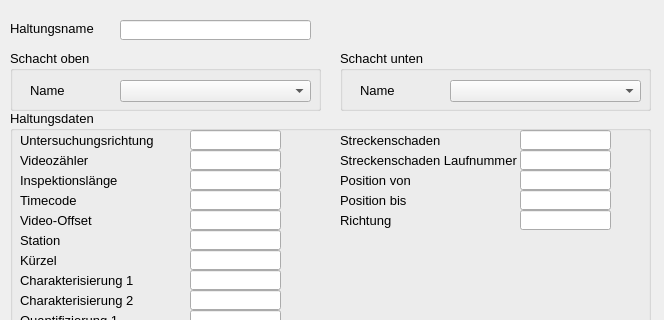
First picture: the form in qkan/forms/qkan_untersuchdat_haltung.ui, repository hoettges/QKan, before the edit; both pictures show x 0 to 664 and y 0 to 320 of the 664 by 560 pixel window.
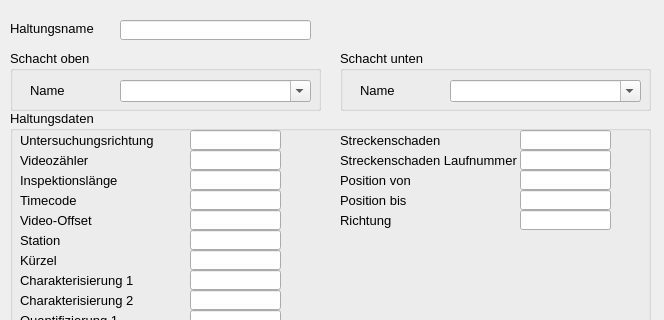
Second picture: the form after the edit. Custom widgets are drawn as their Qt base class.

The edit to the form file:
```diff
--- a/qkan/forms/qkan_untersuchdat_haltung.ui
+++ b/qkan/forms/qkan_untersuchdat_haltung.ui
@@ -68,6 +68,7 @@
     </property>
     <property name="font">
      <font>
+      <family>Tahoma</family>
       <pointsize>10</pointsize>
      </font>
     </property>
@@ -96,6 +97,9 @@
        <height>22</height>
       </rect>
      </property>
+     <property name="editable">
+      <bool>true</bool>
+     </property>
     </widget>
    </widget>
    <widget class="QGroupBox" name="groupBox_3">
@@ -109,6 +113,7 @@
     </property>
     <property name="font">
      <font>
+      <family>Tahoma</family>
       <pointsize>10</pointsize>
      </font>
     </property>
@@ -137,6 +142,9 @@
        <height>22</height>
       </rect>
      </property>
+     <property name="editable">
+      <bool>true</bool>
+     </property>
     </widget>
    </widget>
    <widget class="QTextEdit" name="kommentar">
```
Left out of the diff: 6 changed lines with no effect on the pictures.
